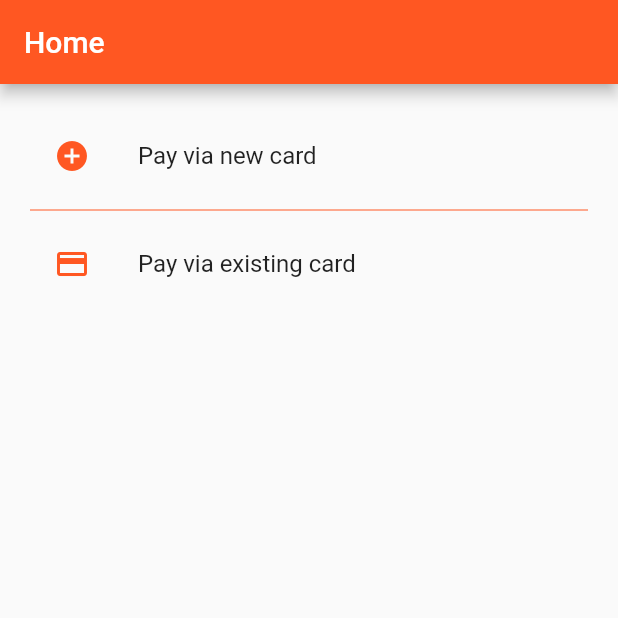
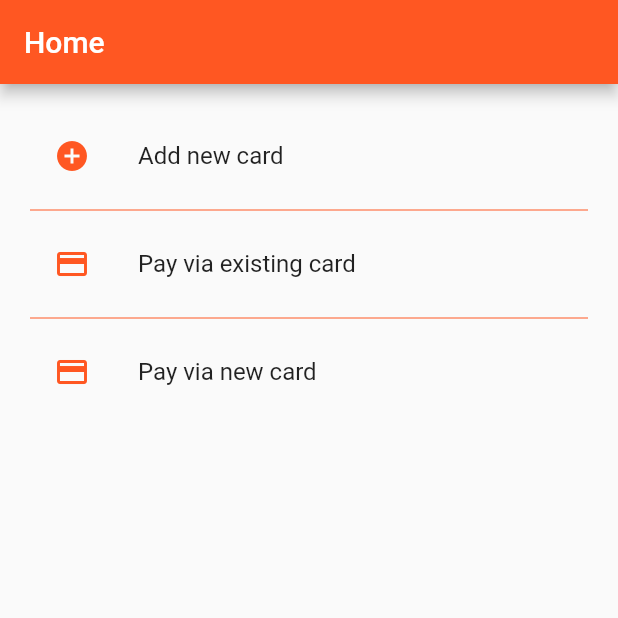
Before and after one commit to SumitKuSahu/stripe-payment, a Flutter app: the screen it shows after launch, on a phone screen of 412 x 824 dp, the top half of it. Run offline on Flutter 3.47's test engine with Material 2 defaults, Android fonts, the phone set to English and light mode, and no system bars; our stand-ins replace flutter_credit_card, progress_dialog; missing offline and left inert: stripe_payment.

Commit message:
added new card method

```diff
--- a/lib/main.dart
+++ b/lib/main.dart
@@ -1,6 +1,7 @@
 import 'package:flutter/material.dart';
 import 'package:flutter_stripe_payments/pages/existing-cards.dart';
 import 'package:flutter_stripe_payments/pages/home.dart';
+import 'package:flutter_stripe_payments/pages/new%20card.dart';
 
 void main() => runApp(MyApp());
 
@@ -15,7 +16,8 @@ class MyApp extends StatelessWidget {
       initialRoute: '/home',
       routes: {
         '/home': (context) => HomePage(),
-        '/existing-cards': (context) => ExistingCardsPage()
+        '/existing-cards': (context) => ExistingCardsPage(),
+        '/new-card':(context)=>MySample()
       },
     );
   }
--- a/lib/pages/home.dart
+++ b/lib/pages/home.dart
@@ -14,10 +14,14 @@ class HomePageState extends State<HomePage> {
   onItemPress(BuildContext context, int index) async {
     switch(index) {
       case 0:
-        payViaNewCard(context);
+        Navigator.pushNamed(context, '/new-card');
         break;
       case 1:
         Navigator.pushNamed(context, '/existing-cards');
+        break;
+      case 2:
+
+        payViaNewCard(context);
         break;
     }
   }
@@ -64,11 +68,15 @@ class HomePageState extends State<HomePage> {
               switch(index) {
                 case 0:
                   icon = Icon(Icons.add_circle, color: theme.primaryColor);
-                  text = Text('Pay via new card');
+                  text = Text('Add new card');
                   break;
                 case 1:
                   icon = Icon(Icons.credit_card, color: theme.primaryColor);
                   text = Text('Pay via existing card');
+                  break;
+                case 2:
+                  icon = Icon(Icons.credit_card, color: theme.primaryColor);
+                  text = Text('Pay via new card');
                   break;
               }
 
@@ -85,9 +93,9 @@ class HomePageState extends State<HomePage> {
             separatorBuilder: (context, index) => Divider(
               color: theme.primaryColor,
             ),
-            itemCount: 2
+            itemCount: 3
         ),
       ),
-    );;
+    );
   }
 }
--- a/lib/services/payment-service.dart
+++ b/lib/services/payment-service.dart
@@ -12,14 +12,14 @@ class StripeTransactionResponse {
 class StripeService {
   static String apiBase = 'https://api.stripe.com/v1';
   static String paymentApiUrl = '${StripeService.apiBase}/payment_intents';
-  static String secret = 'secret code';//enter your secret code
+  static String secret = '';//enter your secret code
   static Map<String, String> headers = {
     'Authorization': 'Bearer ${StripeService.secret}',
     'Content-Type': 'application/x-www-form-urlencoded'
   };
   static init() {
     StripePayment.setOptions(StripeOptions(
-        publishableKey: "publish code",//enter your publish code
+        publishableKey: "",//enter your publish code
         merchantId: "Test",
         androidPayMode: 'test'));
   }
--- a/pubspec.yaml
+++ b/pubspec.yaml
@@ -23,9 +23,9 @@ environment:
 dependencies:
   flutter:
     sdk: flutter
-  flutter_credit_card: ^0.1.3
-  stripe_payment: ^1.0.7
-  http: ^0.11.3+17
+  flutter_credit_card:
+  stripe_payment:
+  http:
   progress_dialog: ^1.2.2
 
 
```
Also changed, not shown: lib/pages/new card.dart (added, +126 -0 lines), lib/pages/existing-cards.dart (line endings or trailing spaces).
